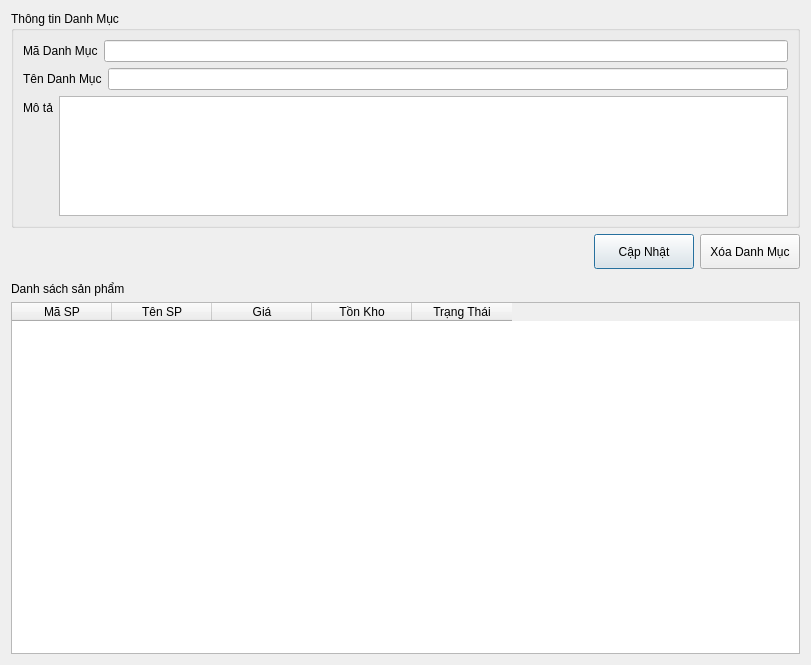
This is ui/category_detail.ui in thinh-doan/sales-and-warehouse-management-system as Qt 5 draws it before an edit. The edited form follows.
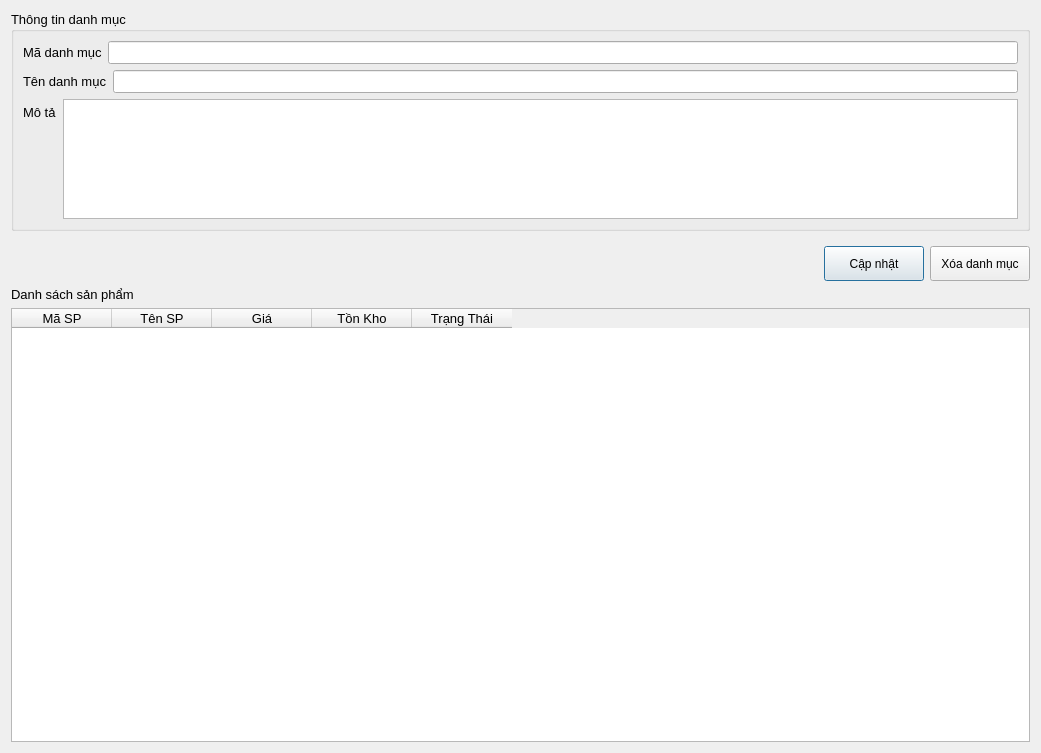
This is the edited form. Icons and pictures are not drawn.

What changed in the file:
```diff
--- a/ui/category_detail.ui
+++ b/ui/category_detail.ui
@@ -6,18 +6,27 @@
    <rect>
     <x>0</x>
     <y>0</y>
-    <width>811</width>
-    <height>665</height>
+    <width>1041</width>
+    <height>753</height>
    </rect>
   </property>
   <property name="windowTitle">
    <string>Category Detail</string>
   </property>
-  <layout class="QVBoxLayout" name="verticalLayout_3" stretch="4,2,1,56">
+  <property name="windowIcon">
+   <iconset>
+    <normaloff>C:/Users/Admin/Downloads/list.png</normaloff>C:/Users/Admin/Downloads/list.png</iconset>
+  </property>
+  <layout class="QVBoxLayout" name="verticalLayout_3" stretch="4,1,56">
    <item>
     <widget class="QGroupBox" name="nhomMacDinh">
+     <property name="font">
+      <font>
+       <pointsize>10</pointsize>
+      </font>
+     </property>
      <property name="title">
-      <string>Thông tin Danh Mục</string>
+      <string>Thông tin danh mục</string>
      </property>
      <layout class="QVBoxLayout" name="verticalLayout_2" stretch="0,0,0">
       <item>
@@ -25,12 +34,17 @@
         <item row="0" column="0">
          <widget class="QLabel" name="labelID">
           <property name="text">
-           <string>Mã Danh Mục</string>
+           <string>Mã danh mục</string>
           </property>
          </widget>
         </item>
         <item row="0" column="1">
          <widget class="QLineEdit" name="txtMaDM">
+          <property name="font">
+           <font>
+            <pointsize>10</pointsize>
+           </font>
+          </property>
           <property name="readOnly">
            <bool>true</bool>
           </property>
@@ -43,12 +57,18 @@
         <item row="0" column="0">
          <widget class="QLabel" name="labelName">
           <property name="text">
-           <string>Tên Danh Mục</string>
+           <string>Tên danh mục</string>
           </property>
          </widget>
         </item>
         <item row="0" column="1">
-         <widget class="QLineEdit" name="txtTenDM"/>
+         <widget class="QLineEdit" name="txtTenDM">
+          <property name="font">
+           <font>
+            <pointsize>10</pointsize>
+           </font>
+          </property>
+         </widget>
         </item>
        </layout>
       </item>
@@ -69,6 +89,11 @@
             <height>120</height>
            </size>
           </property>
+          <property name="font">
+           <font>
+            <pointsize>10</pointsize>
+           </font>
+          </property>
          </widget>
         </item>
        </layout>
@@ -76,6 +101,26 @@
      </layout>
     </widget>
    </item>
+   <item>
+    <spacer name="verticalSpacer">
+     <property name="font">
+      <font>
+       <pointsize>10</pointsize>
+      </font>
+     </property>
+     <property name="orientation">
+      <enum>Qt::Vertical</enum>
+     </property>
+     <property name="sizeHint" stdset="0">
+      <size>
+       <width>20</width>
+       <height>40</height>
+      </size>
+     </property>
+    </spacer>
+   </item>
+   <item>
+    <layout class="QVBoxLayout" name="verticalLayout">
    <item>
     <layout class="QHBoxLayout" name="buttonLayout">
      <item>
@@ -100,7 +145,7 @@
         </size>
        </property>
        <property name="text">
-        <string>Cập Nhật</string>
+          <string>Cập nhật</string>
        </property>
       </widget>
      </item>
@@ -113,29 +158,19 @@
         </size>
        </property>
        <property name="text">
-        <string>Xóa Danh Mục</string>
+          <string>Xóa danh mục</string>
        </property>
       </widget>
      </item>
     </layout>
    </item>
-   <item>
-    <spacer name="verticalSpacer">
-     <property name="orientation">
-      <enum>Qt::Vertical</enum>
-     </property>
-     <property name="sizeHint" stdset="0">
-      <size>
-       <width>20</width>
-       <height>40</height>
-      </size>
-     </property>
-    </spacer>
-   </item>
-   <item>
-    <layout class="QVBoxLayout" name="verticalLayout">
      <item>
       <widget class="QLabel" name="label">
+       <property name="font">
+        <font>
+         <pointsize>10</pointsize>
+        </font>
+       </property>
        <property name="text">
         <string>Danh sách sản phẩm</string>
        </property>
@@ -143,6 +178,11 @@
      </item>
      <item>
       <widget class="QTableWidget" name="tblDanhSachSP">
+       <property name="font">
+        <font>
+         <pointsize>10</pointsize>
+        </font>
+       </property>
        <column>
         <property name="text">
          <string>Mã SP</string>
```
Left out of the diff: 2 changed lines with no effect on the pictures. Lines whose indentation alone changed are shown as unchanged.
